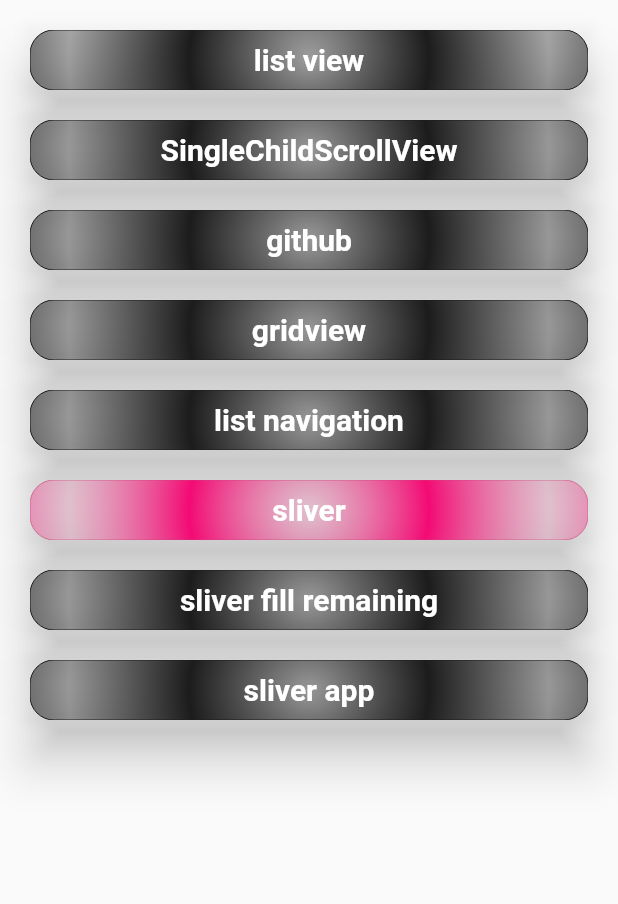
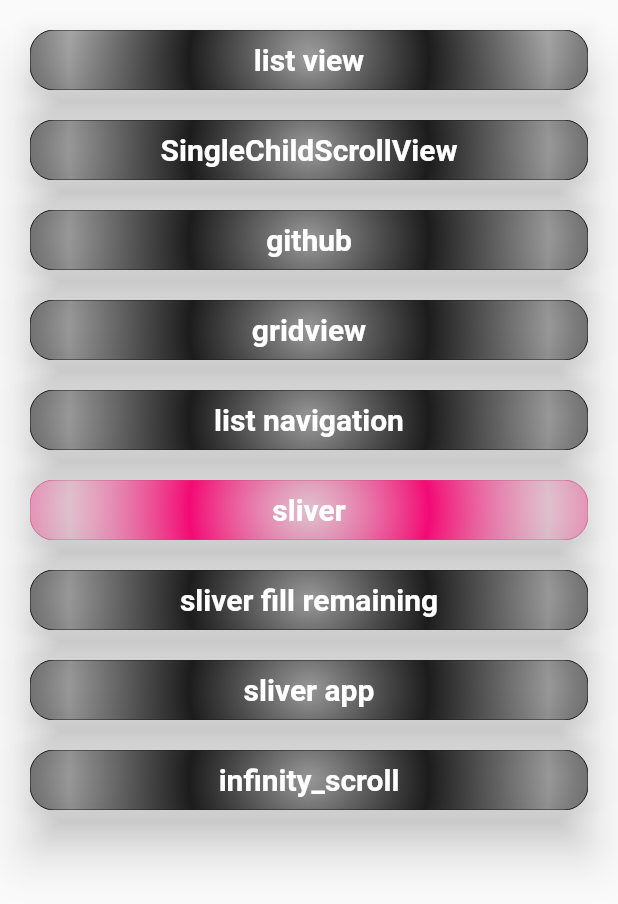
Before and after one commit to phoenixrever/learn_flutter, a Flutter app: the ScrollRouteDemo widget shown alone on an empty page, opened directly, on a phone screen of 412 x 824 dp. Shown: the top 904 px of the screen. Run offline on Flutter 3.47's test engine with Material 2 defaults, Android fonts, the phone set to English and light mode, and no system bars; our stand-ins replace dio, flutter_swiper_null_safety, rxdart, shared_preferences; missing offline and left inert: dart:ffi; accounts and stored records are empty; generated files the repository leaves out were written again; network calls fail.

Commit message:
update infinity scroll

```diff
--- a/lib/component/scroll/scroll_route_demo.dart
+++ b/lib/component/scroll/scroll_route_demo.dart
@@ -82,6 +82,14 @@ class _ScrollRouteDemoState extends State<ScrollRouteDemo> {
           name: "sliver app",
           to: "sliver-app",
         ),
+        SizedBox(height: 20,),
+        ComponentRoute(
+          begin: Color.fromRGBO(Random().nextInt(256), Random().nextInt(256), Random().nextInt(256), 0.3568627450980392),
+          end: Color.fromRGBO(Random().nextInt(256), Random().nextInt(256), Random().nextInt(256), 1.0),
+          borderColor: Color.fromRGBO(Random().nextInt(256), Random().nextInt(256),Random().nextInt(256), 1.0),
+          name: "infinity_scroll",
+          to: "infinity_scroll",
+        ),
       ],
     );
   }
--- a/lib/main.dart
+++ b/lib/main.dart
@@ -36,6 +36,7 @@ import 'component/other/water_marker.dart';
 import 'component/other/will_pop_scope_demo.dart';
 import 'component/scroll/GridViewDemo.dart';
 import 'component/scroll/github_demo.dart';
+import 'component/scroll/infinity_scroll.dart';
 import 'component/scroll/list_view.dart';
 import 'component/scroll/single_child_scroll_view.dart';
 import 'component/scroll/sliver_demo.dart';
@@ -118,7 +119,7 @@ class MyApp extends StatelessWidget {
         "water-marker": (context) => WaterMarker(),
         "count-down-demo": (context) => CountDownDemo(),
         "will-pop-scope": (context) =>WillPopScopeDemo(),
-
+        "infinity_scroll":(context) =>InfinityScroll(),
       },
 
       /*///取消debug图标
```
Also changed, not shown: lib/component/scroll/infinity_scroll.dart (added, +121 -0 lines), pubspec.lock.
